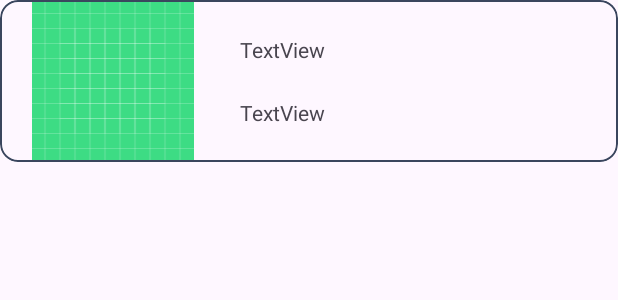
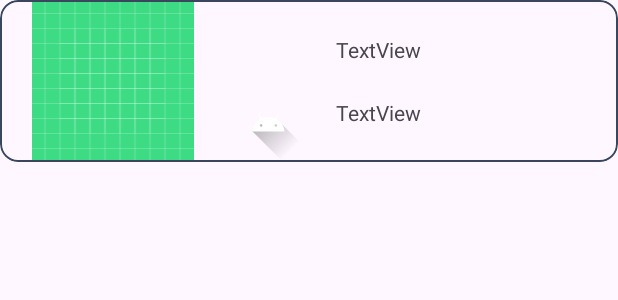
Before and after one commit to Box-size/box.size-android, an Android app: the layout item_analyze_record.xml on its own in the app's theme, with its tools: preview values and no code run, on a phone screen of 412 x 824 dp. Shown: the top 300 px of the screen. Run offline under Robolectric (Android 15) with nearby library versions, the phone set to English and light mode, and no system bars.

Commit message:
feat: 알고리즘 개선 및 크롭 이미지 함께 포함

```diff
--- a/app/src/main/java/com/boxdotsize/boxdotsize_android/room/AnalyzeResult.kt
+++ b/app/src/main/java/com/boxdotsize/boxdotsize_android/room/AnalyzeResult.kt
@@ -14,5 +14,6 @@ data class AnalyzeResult(
     val width: Float,
     val height: Float,
     val tall: Float,
-    val url: String
+    val url: String,
+    val croppedUrl:String?
 )
--- a/app/src/main/java/com/boxdotsize/boxdotsize_android/ui/RecordRecyclerAdapter.kt
+++ b/app/src/main/java/com/boxdotsize/boxdotsize_android/ui/RecordRecyclerAdapter.kt
@@ -37,6 +37,10 @@ class RecordRecyclerAdapter:RecyclerView.Adapter<RecordRecyclerAdapter.RecordVie
             Glide.with(binding.ivRecordImage)
                 .load(data.url)
                 .into(binding.ivRecordImage)
+
+            Glide.with(binding.ivRecordCroppedImage)
+                .load(data.croppedUrl)
+                .into(binding.ivRecordCroppedImage)
         }
     }
 }
--- a/app/src/main/res/layout/item_analyze_record.xml
+++ b/app/src/main/res/layout/item_analyze_record.xml
@@ -24,13 +24,13 @@
             android:id="@+id/tv_record_time"
             android:layout_width="0dp"
             android:layout_height="wrap_content"
-            android:layout_marginStart="10dp"
+            android:layout_marginStart="20dp"
             android:layout_marginEnd="10dp"
             android:text="TextView"
             app:layout_constraintBottom_toTopOf="@+id/rv_record_result"
             app:layout_constraintEnd_toEndOf="parent"
             app:layout_constraintHorizontal_bias="0.5"
-            app:layout_constraintStart_toEndOf="@+id/iv_record_image"
+            app:layout_constraintStart_toEndOf="@+id/iv_record_cropped_image"
             app:layout_constraintTop_toTopOf="parent" />
 
         <TextView
@@ -44,5 +44,14 @@
             app:layout_constraintStart_toStartOf="@+id/tv_record_time"
             app:layout_constraintTop_toBottomOf="@+id/tv_record_time" />
 
+        <ImageView
+            android:id="@+id/iv_record_cropped_image"
+            android:layout_width="50dp"
+            android:layout_height="50dp"
+            android:layout_marginStart="4dp"
+            app:layout_constraintBottom_toBottomOf="parent"
+            app:layout_constraintStart_toEndOf="@+id/iv_record_image"
+            app:srcCompat="@drawable/ic_launcher_foreground" />
+
     </androidx.constraintlayout.widget.ConstraintLayout>
 </com.google.android.material.card.MaterialCardView>
```
Also changed, not shown: app/src/main/java/com/boxdotsize/boxdotsize_android/BoxAnalyzeInteractor.kt (+24 -4 lines).
